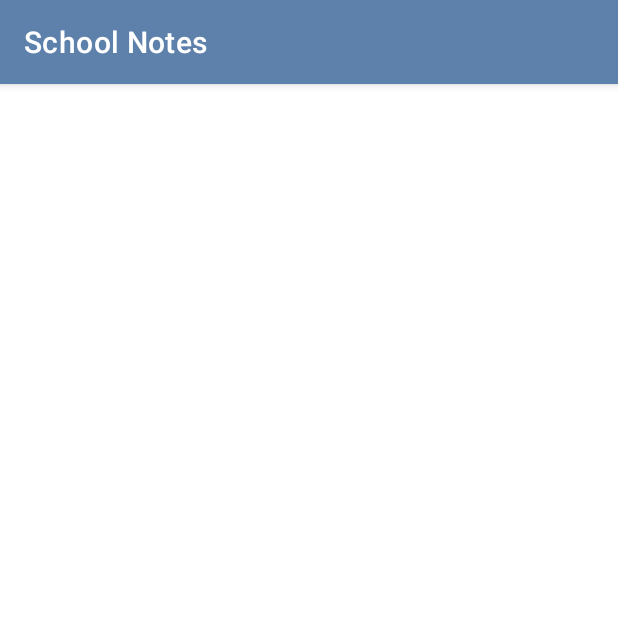
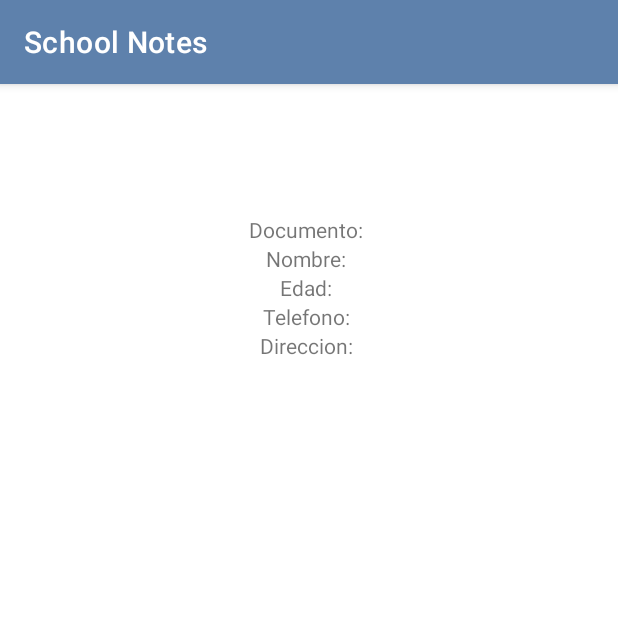
Before and after one commit to briancastro-bc/android-project, an Android app: the DetailActivity screen opened directly, with no data from a screen before it, on a phone screen of 412 x 824 dp, the top half of it. Run offline under Robolectric (Android 15) with nearby library versions, the phone set to English and light mode, and no system bars.

```diff
--- a/app/src/main/java/com/bc/notes_application/activities/DetailActivity.kt
+++ b/app/src/main/java/com/bc/notes_application/activities/DetailActivity.kt
@@ -21,6 +21,8 @@ class DetailActivity : AppCompatActivity() {
     private var address: TextView? = null
     private var subjects: TextView? = null
     private var grades: TextView? = null
+    private var status: TextView? = null
+    private var average: TextView? = null
 
     override fun onCreate(savedInstanceState: Bundle?) {
         super.onCreate(savedInstanceState)
@@ -31,15 +33,21 @@ class DetailActivity : AppCompatActivity() {
 
     override fun onStart() {
         super.onStart()
+        showStudentInformation()
+    }
+
+    private fun showStudentInformation() {
         try {
             student = SchoolService.getOne(studentId)
-            //var subjects2: String = student?.subjects!!.forEach {
-                //return "${it} "
-            //}
-            var subjects: String = ""
-            for (subject in student!!.subjects) {
-                subjects += "${subject} "
+            var subjects: String = "Materias: "
+            student?.subjects!!.forEach {
+                subjects += "${it} "
             }
+            var grades: String = "Notas: "
+            student?.grades!!.forEach{
+                grades += "${it} "
+            }
+            var average = SchoolService.average(student!!)
             title?.text = "Detalles del estudiante ${student?.name!!.split(' ')[0]}"
             identification?.text = student?.identification
             name?.text = student?.name
@@ -47,8 +55,18 @@ class DetailActivity : AppCompatActivity() {
             phoneNumber?.text = student?.phoneNumber
             address?.text = student?.address
             this.subjects?.text = subjects
+            this.grades?.text = grades
+            this.average?.text = average.toString()
+            if (average > 35) {
+                status?.text = "Gana el periodo"
+            } else {
+                if(SchoolService.canRetakeSubject(average)) {
+                    status?.text = "Pierde con posibilidad de recuperacion"
+                } else {
+                    status?.text = "Perdio el periodo"
+                }
+            }
         } catch (e: Exception) {
-            //Do something
             Toast.makeText(this, "No pudimos mostrar los datos", Toast.LENGTH_LONG).show()
         }
     }
@@ -62,5 +80,7 @@ class DetailActivity : AppCompatActivity() {
         address = findViewById(R.id.address)
         subjects = findViewById(R.id.subjects)
         grades = findViewById(R.id.grades)
+        status = findViewById(R.id.status)
+        average = findViewById(R.id.average)
     }
 }
--- a/app/src/main/java/com/bc/notes_application/activities/SplashActivity.kt
+++ b/app/src/main/java/com/bc/notes_application/activities/SplashActivity.kt
@@ -15,6 +15,7 @@ class SplashActivity : AppCompatActivity() {
         val intent = Intent(this, MainActivity::class.java)
         Handler(Looper.myLooper()!!).postDelayed({
             startActivity(intent)
+            finish()
         }, 3000)
     }
 }
--- a/app/src/main/java/com/bc/notes_application/interfaces/StudentInterface.kt
+++ b/app/src/main/java/com/bc/notes_application/interfaces/StudentInterface.kt
@@ -7,5 +7,5 @@ data class Student (
     var phoneNumber: String,
     var address: String,
     var subjects: List<String>,
-    var grades: List<String>
+    var grades: List<Int>
 )
--- a/app/src/main/res/layout/activity_detail.xml
+++ b/app/src/main/res/layout/activity_detail.xml
@@ -1,9 +1,10 @@
 <?xml version="1.0" encoding="utf-8"?>
-<RelativeLayout xmlns:android="http://schemas.android.com/apk/res/android"
+<LinearLayout xmlns:android="http://schemas.android.com/apk/res/android"
     xmlns:app="http://schemas.android.com/apk/res-auto"
     xmlns:tools="http://schemas.android.com/tools"
     android:layout_width="match_parent"
     android:layout_height="match_parent"
+    android:orientation="vertical"
     tools:context=".activities.DetailActivity">
 
     <TextView
@@ -11,41 +12,109 @@
         android:layout_width="match_parent"
         android:layout_height="wrap_content"
         android:textAlignment="center"
-        android:textSize="20dp"/>
+        android:textSize="20dp"
+        android:layout_marginVertical="30dp"/>
 
+    <LinearLayout
+        android:id="@+id/identification_group"
+        android:layout_width="match_parent"
+        android:layout_height="wrap_content"
+        android:layout_gravity="center"
+        android:gravity="center"
+        android:orientation="horizontal">
+        <TextView
+            android:id="@+id/label_identification"
+            android:layout_width="wrap_content"
+            android:layout_height="wrap_content"
+            android:text="Documento: "/>
         <TextView
             android:id="@+id/identification"
             android:layout_width="wrap_content"
             android:layout_height="wrap_content"/>
-
+    </LinearLayout>
+    <LinearLayout
+        android:id="@+id/name_group"
+        android:layout_width="match_parent"
+        android:layout_height="wrap_content"
+        android:layout_gravity="center"
+        android:gravity="center"
+        android:orientation="horizontal">
+        <TextView
+            android:id="@+id/label_name"
+            android:layout_width="wrap_content"
+            android:layout_height="wrap_content"
+            android:text="Nombre: "/>
         <TextView
             android:id="@+id/name"
             android:layout_width="wrap_content"
             android:layout_height="wrap_content"/>
-
+    </LinearLayout>
+    <LinearLayout
+        android:id="@+id/age_group"
+        android:layout_width="match_parent"
+        android:layout_height="wrap_content"
+        android:layout_gravity="center"
+        android:gravity="center"
+        android:orientation="horizontal">
+        <TextView
+            android:id="@+id/label_age"
+            android:layout_width="wrap_content"
+            android:layout_height="wrap_content"
+            android:text="Edad: "/>
         <TextView
             android:id="@+id/age"
             android:layout_width="wrap_content"
             android:layout_height="wrap_content"/>
-
+    </LinearLayout>
+    <LinearLayout
+        android:id="@+id/phone_number_group"
+        android:layout_width="match_parent"
+        android:layout_height="wrap_content"
+        android:layout_gravity="center"
+        android:gravity="center"
+        android:orientation="horizontal">
+        <TextView
+            android:id="@+id/label_phone_number"
+            android:layout_width="wrap_content"
+            android:layout_height="wrap_content"
+            android:text="Telefono: "/>
         <TextView
             android:id="@+id/phone_number"
             android:layout_width="wrap_content"
             android:layout_height="wrap_content"/>
-
+    </LinearLayout>
+    <LinearLayout
+        android:id="@+id/address_group"
+        android:layout_width="match_parent"
+        android:layout_height="wrap_content"
+        android:layout_gravity="center"
+        android:gravity="center"
+        android:orientation="horizontal">
+        <TextView
+            android:id="@+id/label_address"
+            android:layout_width="wrap_content"
+            android:layout_height="wrap_content"
+            android:text="Direccion: "/>
         <TextView
             android:id="@+id/address"
             android:layout_width="wrap_content"
             android:layout_height="wrap_content"/>
-
+    </LinearLayout>
     <TextView
         android:id="@+id/subjects"
         android:layout_width="wrap_content"
         android:layout_height="wrap_content"/>
-
     <TextView
         android:id="@+id/grades"
         android:layout_width="wrap_content"
         android:layout_height="wrap_content"/>
+    <TextView
+        android:id="@+id/average"
+        android:layout_width="wrap_content"
+        android:layout_height="wrap_content"/>
+    <TextView
+        android:id="@+id/status"
+        android:layout_width="wrap_content"
+        android:layout_height="wrap_content"/>
 
-</RelativeLayout>
+</LinearLayout>
--- a/app/src/main/res/layout/fragment_register.xml
+++ b/app/src/main/res/layout/fragment_register.xml
@@ -68,7 +68,7 @@
         android:textAlignment="center"
         android:layout_marginVertical="5dp"
         android:layout_marginHorizontal="20dp"
-        android:hint="Materia"/>
+        android:hint="Materias: Matematicas, Castellano"/>
 
     <EditText
         android:id="@+id/input_grades"
@@ -77,7 +77,7 @@
         android:textAlignment="center"
         android:layout_marginVertical="5dp"
         android:layout_marginHorizontal="20dp"
-        android:hint="Notas"/>
+        android:hint="Notas: 30, 40"/>
 
     <Button
         android:id="@+id/input_button"
--- a/app/src/main/res/values/strings.xml
+++ b/app/src/main/res/values/strings.xml
@@ -1,5 +1,9 @@
 <resources>
     <string name="app_name">School Notes</string>
+    <string name="app_introduction">
+        Gestiona todos tus estudiantes, revisa las estadisticas y
+        calcula los promedios de la notas en un solo paso.
+    </string>
     <!-- NAVBAR ELEMENTS -->
     <string name="nav_home">Inicio</string>
     <string name="nav_registry">Registro</string>
```
Also changed, not shown: app/src/main/AndroidManifest.xml (+4 -4 lines), app/src/main/java/com/bc/notes_application/fragments/RegisterFragment.kt (+17 -8 lines), app/src/main/java/com/bc/notes_application/fragments/StatisticsFragment.kt (+9 -9 lines), app/src/main/java/com/bc/notes_application/services/SchoolService.kt (+15 -0 lines), app/src/main/res/layout/activity_splash.xml (+22 -6 lines), app/src/main/res/layout/fragment_home.xml (+13 -1 lines), app/src/main/res/drawable/school.jpg (deleted). Lines whose indentation alone changed are shown as unchanged.
